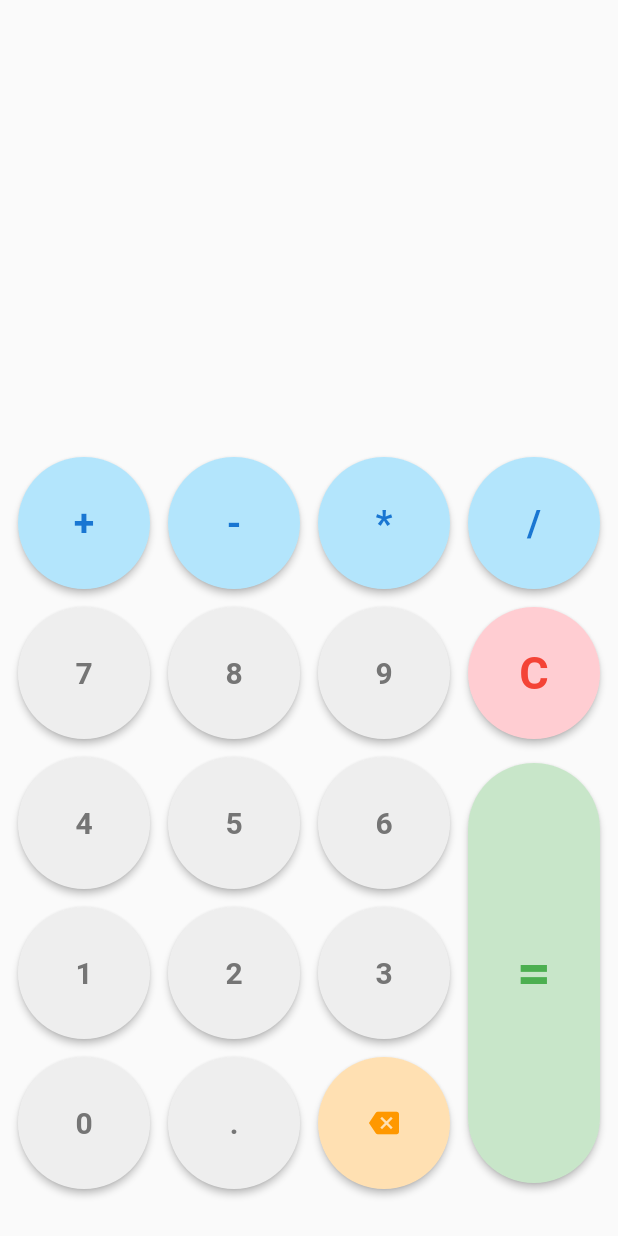
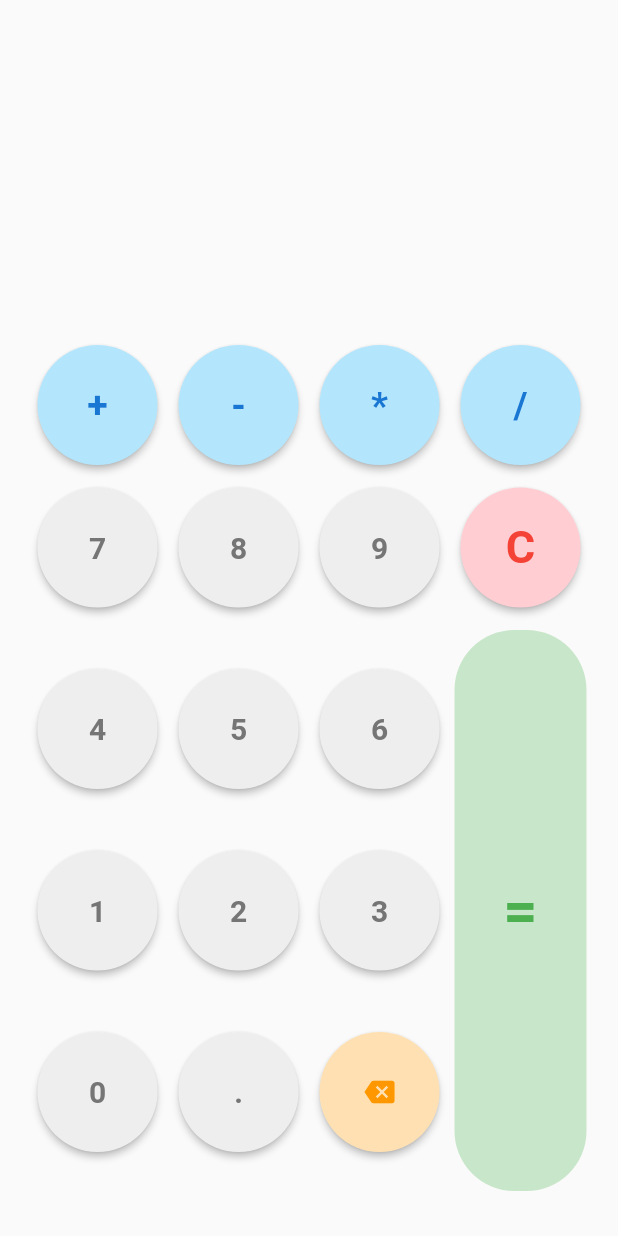
Before and after one commit to Ali-Subhan/Flutter-Calculator-App, a Flutter app: the screen it shows after launch, on a phone screen of 412 x 824 dp. Run offline on Flutter 3.47's test engine with Material 2 defaults, Android fonts, the phone set to English and light mode, and no system bars; our stand-ins replace math_expressions.

Commit message:
Second Commit

```diff
--- a/lib/sceens/claculator-screen.dart
+++ b/lib/sceens/claculator-screen.dart
@@ -13,8 +13,9 @@ class _CalculatorScreenState extends State<CalculatorScreen> {
   double result;
   Widget build(BuildContext context) {
     return Scaffold(
-      body: Column(
-        mainAxisAlignment: MainAxisAlignment.spaceAround,
+      body: SafeArea(
+        child: Column(
+          mainAxisAlignment: MainAxisAlignment.spaceBetween,
           crossAxisAlignment: CrossAxisAlignment.end,
           children: <Widget>[
             _equationArea(),
@@ -22,26 +23,37 @@ class _CalculatorScreenState extends State<CalculatorScreen> {
             _buttonsArea(),
           ],
         ),
+      ),
     );
   }
   _equationArea(){
     return Container(
+      height: 65,
+      //width: 400,
       margin: EdgeInsets.only(top: 50),
-        padding: EdgeInsets.only(right: 30),
+        padding: EdgeInsets.only(right: 30,left: 20),
         child: Text( expression ?? '',style: TextStyle(fontSize: 30,color: Colors.grey[500],fontWeight: FontWeight.bold)));
   }
   _resultArea(){
     return Container(
-        margin: EdgeInsets.only(top: 10,bottom: 10,),
-        padding: EdgeInsets.only(right: 30),
+        height: 75,
+        //width: 400,
+        margin: EdgeInsets.symmetric(vertical: 5),
+        padding: EdgeInsets.only(right: 30,left: 20),
         child: Text(result == null ? '' : result.toString(),style: TextStyle(fontSize: 40,color: Colors.grey[700],fontWeight: FontWeight.bold),));
   }
   _buttonsArea(){
-    return Container(
+    return Expanded(
+      child: Container(
+        //height: 250,
+        alignment: Alignment.bottomLeft,
+        margin: EdgeInsets.only(top: 15),
+        padding: EdgeInsets.all(15),
         child: Column(
-        mainAxisAlignment: MainAxisAlignment.spaceEvenly,
+          mainAxisAlignment: MainAxisAlignment.end,
           children: <Widget>[
             Row(
+              crossAxisAlignment: CrossAxisAlignment.end,
               mainAxisAlignment: MainAxisAlignment.spaceEvenly,
               children: <Widget>[
                 _operatorButtons('+'),
@@ -50,8 +62,9 @@ class _CalculatorScreenState extends State<CalculatorScreen> {
                 _operatorButtons('/'),
               ],
             ),
-          SizedBox(height: 10,),
+            SizedBox(height: 15,),
             Row(
+              crossAxisAlignment: CrossAxisAlignment.end,
               mainAxisAlignment: MainAxisAlignment.spaceEvenly,
               children: <Widget>[
                 _numButtons('7'),
@@ -60,46 +73,48 @@ class _CalculatorScreenState extends State<CalculatorScreen> {
                 _clearAllButton(),
               ],
             ),
-          SizedBox(height: 10,),
-          Row(
+            //SizedBox(height: 10,),
+            Expanded(
+              child: Row(
+                crossAxisAlignment: CrossAxisAlignment.end,
                 mainAxisAlignment: MainAxisAlignment.spaceEvenly,
                 children: <Widget>[
                   Column(
+                    mainAxisAlignment: MainAxisAlignment.spaceEvenly,
                     children: <Widget>[
                       _numButtons('4'),
-                  SizedBox(height: 10,),
+                      //SizedBox(height: 10,),
                       _numButtons('1'),
-                  SizedBox(height: 10,),
+                      //SizedBox(height: 10,),
                       _numButtons('0'),
                     ],
                   ),
                   Column(
+                    mainAxisAlignment: MainAxisAlignment.spaceEvenly,
                     children: <Widget>[
                       _numButtons('5'),
-                  SizedBox(height: 10,),
+                      //SizedBox(height: 10,),
                       _numButtons('2'),
-                  SizedBox(height: 10,),
+                      //SizedBox(height: 10,),
                       _numButtons('.'),
                     ],
                   ),
                   Column(
+                    mainAxisAlignment: MainAxisAlignment.spaceEvenly,
                     children: <Widget>[
                       _numButtons('6'),
-                  SizedBox(height: 10,),
+                      //SizedBox(height: 10,),
                       _numButtons('3'),
-                  SizedBox(height: 10,),
+                      //SizedBox(height: 10,),
                       _eraseButton(),
                     ],
                   ),
-              Column(
-                mainAxisAlignment: MainAxisAlignment.center,
-                children: <Widget>[
                   _equalButton(),
                 ],
               ),
+            ),
           ],
         ),
-        ],
       ),
     );
   }
@@ -115,7 +130,7 @@ class _CalculatorScreenState extends State<CalculatorScreen> {
           print(expression);
         });
       },
-      height: 90,
+      height: 80,
       shape: CircleBorder(),
       color: Colors.grey[200],
       child: Text(text,style: TextStyle(color: Colors.grey[600],fontWeight: FontWeight.bold,fontSize:20),),
@@ -128,7 +143,7 @@ class _CalculatorScreenState extends State<CalculatorScreen> {
           expression = '$expression$text';
         });
       },
-      height: 90,
+      height: 80,
       shape: CircleBorder(),
       color: Colors.lightBlue[100],
       child: Text(text,style: TextStyle(color: Colors.blue[700],fontWeight: FontWeight.bold,fontSize:25),),
@@ -142,24 +157,29 @@ class _CalculatorScreenState extends State<CalculatorScreen> {
           result = null;
         });
       },
-      height: 90,
+      height: 80,
       shape: CircleBorder(),
       color: Colors.red[100],
       child: Text('C',style: TextStyle(color: Colors.red,fontWeight: FontWeight.bold,fontSize:30),),
     );
   }
   _equalButton(){
-    return MaterialButton(
+    return Container(
+      margin: EdgeInsets.symmetric(vertical: 15),
+      decoration: BoxDecoration(
+          color: Colors.green[100], borderRadius: BorderRadius.circular(40)),
+      child: MaterialButton(
         onPressed: (){final resultVal = CalculatorBrain.evaluateExpression(expression);
         setState(() {
           result = resultVal;
         });},
-      height: 280,
+        //height: 280,
         //minWidth: 80,
         shape: RoundedRectangleBorder(borderRadius: BorderRadius.circular(100)),
-      color: Colors.green[100],
+        //color: Colors.green[100],
         child: Center(
             child: Text('=',style: TextStyle(color: Colors.green,fontWeight: FontWeight.bold,fontSize:40),)),
+      ),
     );
   }
   _eraseButton(){
@@ -171,7 +191,7 @@ class _CalculatorScreenState extends State<CalculatorScreen> {
           });
         }
       },
-      height: 90,
+      height: 80,
       shape: CircleBorder(),
       color: Colors.orange[100],
       child: Icon(Icons.backspace,color: Colors.orange,size: 20,),
```
Lines whose indentation alone changed are shown as unchanged.
